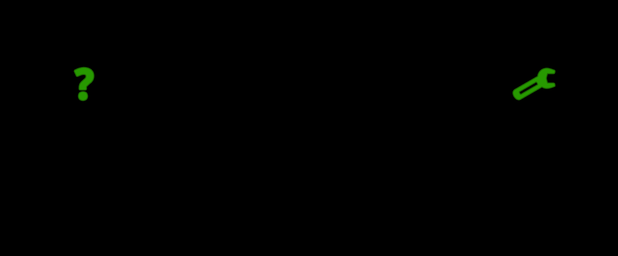
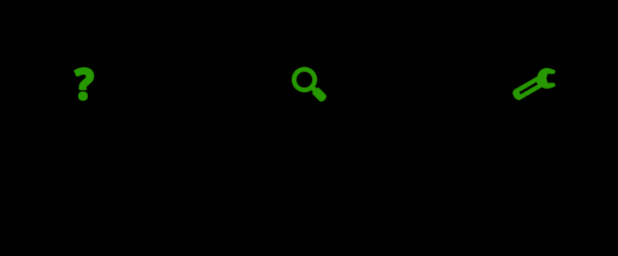
Before and after one commit to 307372/GraNaP, an Android app: the layout activity_game.xml on its own in the app's theme, with its tools: preview values and no code run, on a phone screen of 412 x 824 dp. Shown: the top 256 px of the screen. Run offline under Robolectric (Android 15) with nearby library versions, the phone set to English and light mode, and no system bars.

Commit message:
- Added "google word" button.

```diff
--- a/app/src/main/res/layout/activity_game.xml
+++ b/app/src/main/res/layout/activity_game.xml
@@ -25,7 +25,7 @@
         android:id="@+id/bReroll"
         android:layout_width="347dp"
         android:layout_height="wrap_content"
-        android:onClick="rerollWord"
+        android:onClick="rerollWordAdapter"
         android:text="Wylosuj inne"
         app:layout_constraintBottom_toBottomOf="parent"
         app:layout_constraintEnd_toEndOf="parent"
@@ -40,9 +40,26 @@
         android:minWidth="48dp"
         android:minHeight="48dp"
         android:onClick="showSettings"
+        android:tooltipText="Ustawienia"
         app:layout_constraintEnd_toEndOf="parent"
         app:layout_constraintTop_toTopOf="parent"
         app:srcCompat="@android:drawable/ic_menu_preferences"
+        app:tint="@color/green_terminal"
+        tools:ignore="SpeakableTextPresentCheck" />
+
+    <ImageButton
+        android:id="@+id/bSettingsGame2"
+        android:layout_width="wrap_content"
+        android:layout_height="wrap_content"
+        android:background="?attr/selectableItemBackground"
+        android:minWidth="48dp"
+        android:minHeight="48dp"
+        android:onClick="googleTheWord"
+        android:tooltipText="Zgoogluj"
+        app:layout_constraintEnd_toEndOf="parent"
+        app:layout_constraintStart_toStartOf="parent"
+        app:layout_constraintTop_toTopOf="parent"
+        app:srcCompat="@android:drawable/ic_menu_search"
         app:tint="@color/green_terminal"
         tools:ignore="SpeakableTextPresentCheck" />
 
@@ -54,6 +71,7 @@
         android:minWidth="48dp"
         android:minHeight="48dp"
         android:onClick="showHelp"
+        android:tooltipText="Zasady"
         app:layout_constraintStart_toStartOf="parent"
         app:layout_constraintTop_toTopOf="parent"
         app:srcCompat="@android:drawable/ic_menu_help"
--- a/app/src/main/res/layout/activity_settings.xml
+++ b/app/src/main/res/layout/activity_settings.xml
@@ -66,7 +66,7 @@
         android:id="@+id/bSaveSettings"
         android:layout_width="0dp"
         android:layout_height="wrap_content"
-        android:onClick="saveSettings"
+        android:onClick="saveSettingsButton"
         android:text="Zapisz"
         app:layout_constraintBottom_toBottomOf="parent"
         app:layout_constraintEnd_toEndOf="parent"
```
Also changed, not shown: app/src/main/java/com/example/granap/GameActivity.java (+21 -3 lines).
